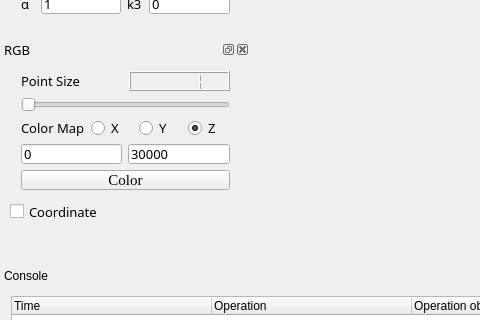
Old version of the form PointCloudTools/PointCloudTools.ui in the repository sunhaox/PointCloudTools; both pictures show x 0 to 480 and y 375 to 695 of the 1295 by 802 pixel window.
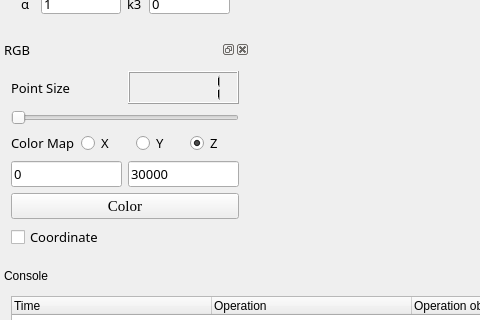
New version of the form. Icons and pictures are not drawn. Custom widgets are drawn as their Qt base class.

What changed in the file:
```diff
--- a/PointCloudTools/PointCloudTools.ui
+++ b/PointCloudTools/PointCloudTools.ui
@@ -685,15 +685,8 @@
     <number>1</number>
    </attribute>
    <widget class="QWidget" name="dockWidgetContents">
-    <widget class="QWidget" name="layoutWidget">
-     <property name="geometry">
-      <rect>
-       <x>10</x>
-       <y>0</y>
-       <width>231</width>
-       <height>141</height>
-      </rect>
-     </property>
+    <layout class="QVBoxLayout" name="verticalLayout_4">
+     <item>
      <layout class="QVBoxLayout" name="verticalLayout">
       <item>
        <layout class="QHBoxLayout" name="horizontalLayout">
@@ -829,16 +822,9 @@
        </widget>
       </item>
      </layout>
-    </widget>
+     </item>
+     <item>
     <widget class="QCheckBox" name="cooCbx">
-     <property name="geometry">
-      <rect>
-       <x>10</x>
-       <y>140</y>
-       <width>211</width>
-       <height>23</height>
-      </rect>
-     </property>
      <property name="font">
       <font>
        <family>微软雅黑</family>
@@ -849,6 +835,8 @@
       <string>Coordinate</string>
      </property>
     </widget>
+     </item>
+    </layout>
    </widget>
   </widget>
   <action name="openAction">
```
Left out of the diff: 2 changed lines with no effect on the pictures. Lines whose indentation alone changed are shown as unchanged.
